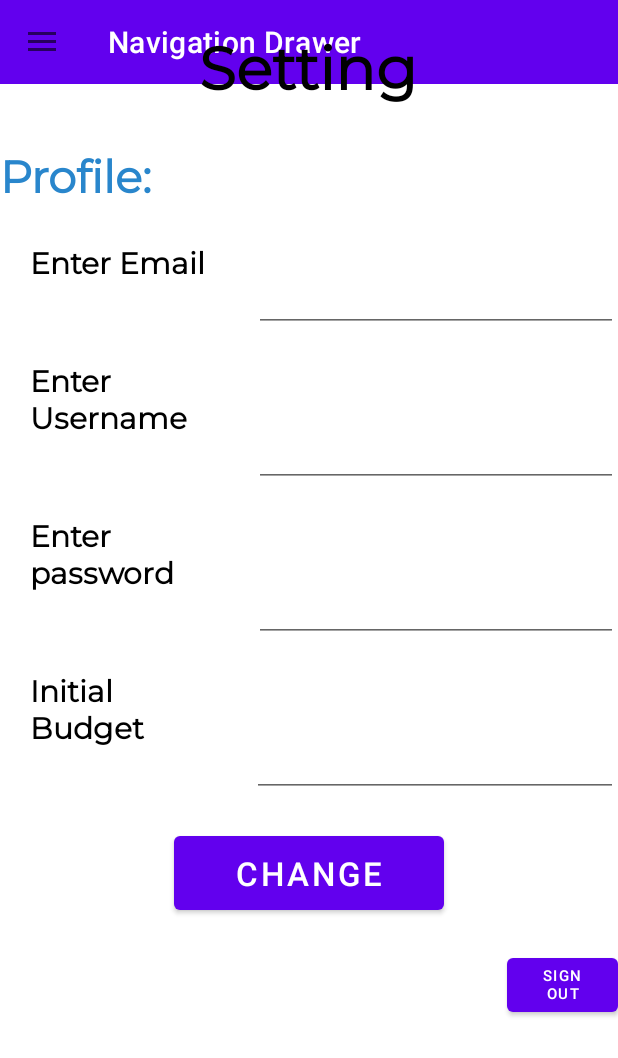
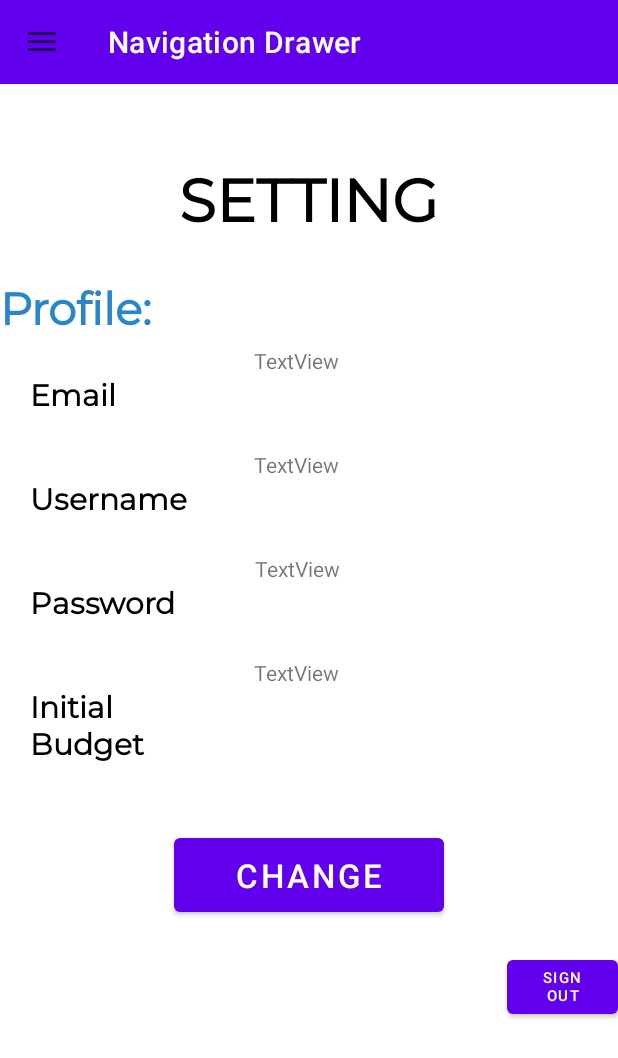
Before and after one commit to Yuhao-1999/Investment-Management, an Android app: the fragment SettingsFragment placed in its activity, on a phone screen of 412 x 824 dp. Shown: the top 1058 px of the screen. Run offline under Robolectric (Android 15) with nearby library versions, the phone set to English and light mode, and no system bars.

Commit message:
NavDrawer fix

```diff
--- a/app/src/main/java/com/example/investmentmanagement/DAO/UserDAO.java
+++ b/app/src/main/java/com/example/investmentmanagement/DAO/UserDAO.java
@@ -35,7 +35,7 @@ public class UserDAO {
 
                 @Override
                 public void onCancelled(@NonNull DatabaseError error) {
-                    Log.w("USER DAO", "Failed to read value.", error.toException());
+                    Log.w("USER DAO", "Failed to read value.");
                 }
             });
     }
--- a/app/src/main/java/com/example/investmentmanagement/Views/MainActivity.java
+++ b/app/src/main/java/com/example/investmentmanagement/Views/MainActivity.java
@@ -44,7 +44,7 @@ public class MainActivity extends AppCompatActivity{
         public void onClick(View v) {
             Intent intent= new Intent(getApplicationContext(), Sign_upActivity.class);
             startActivity(intent);
-
+            finish();
             }
         });
 
--- a/app/src/main/java/com/example/investmentmanagement/Views/MainPage.java
+++ b/app/src/main/java/com/example/investmentmanagement/Views/MainPage.java
@@ -14,7 +14,6 @@ import android.view.MenuItem;
 import com.example.investmentmanagement.GuideFragment;
 import com.example.investmentmanagement.InvestmentFragment;
 import com.example.investmentmanagement.R;
-import com.example.investmentmanagement.SettingsFragment;
 import com.example.investmentmanagement.TransactionsFragment;
 import com.google.android.material.navigation.NavigationView;
 
@@ -39,8 +38,8 @@ public class MainPage extends AppCompatActivity {
         drawerLayout.addDrawerListener(toggle);
         toggle.syncState();
 
-        getSupportFragmentManager().beginTransaction().replace(R.id.container,new InvestmentFragment()).commit();
-        nav.setCheckedItem(R.id.investment_fragment);
+        getSupportFragmentManager().beginTransaction().replace(R.id.container,new TransactionsFragment()).commit();
+        nav.setCheckedItem(R.id.transactions_fragment);
 
         nav.setNavigationItemSelectedListener(new NavigationView.OnNavigationItemSelectedListener() {
             Fragment temp;
--- a/app/src/main/java/com/example/investmentmanagement/Views/Sign_upActivity.java
+++ b/app/src/main/java/com/example/investmentmanagement/Views/Sign_upActivity.java
@@ -51,6 +51,7 @@ public class Sign_upActivity extends AppCompatActivity{
             public void onClick(View v) {
                 Intent intent= new Intent(Sign_upActivity.this, MainActivity.class);
                 startActivity(intent);
+                finish();
 
             }
         });
--- a/app/src/main/res/layout/fragment_investment.xml
+++ b/app/src/main/res/layout/fragment_investment.xml
@@ -4,12 +4,15 @@
     xmlns:app="http://schemas.android.com/apk/res-auto"
     xmlns:tools="http://schemas.android.com/tools"
     android:layout_width="match_parent"
-    android:layout_height="match_parent"
-    android:orientation="vertical">
+    android:layout_height="wrap_content"
+    android:orientation="vertical"
+
+    >
 
     <androidx.recyclerview.widget.RecyclerView
+        android:id="@+id/rv"
         android:layout_width="match_parent"
         android:layout_height="match_parent"
-        android:id="@+id/rv"/>
+        android:layout_marginTop="30dp" />
 
 </LinearLayout>
--- a/app/src/main/res/layout/fragment_settings.xml
+++ b/app/src/main/res/layout/fragment_settings.xml
@@ -1,16 +1,19 @@
 <?xml version="1.0" encoding="utf-8"?>
 <androidx.constraintlayout.widget.ConstraintLayout xmlns:android="http://schemas.android.com/apk/res/android"
+    xmlns:app="http://schemas.android.com/apk/res-auto"
+    xmlns:tools="http://schemas.android.com/tools"
     android:layout_width="match_parent"
-    android:layout_height="match_parent"
-    xmlns:app="http://schemas.android.com/apk/res-auto">
+    android:layout_height="match_parent">
 
 
     <LinearLayout
         android:layout_width="match_parent"
         android:layout_height="match_parent"
         android:layout_gravity="center"
+        android:layout_marginTop="32dp"
         android:orientation="vertical"
-        app:layout_constraintTop_toTopOf="parent">
+        app:layout_constraintTop_toTopOf="parent"
+        tools:layout_editor_absoluteX="27dp">
 
         <TextView
             android:id="@+id/sign_upTitle"
@@ -52,22 +55,19 @@
                 android:layout_margin="20dp"
                 android:layout_weight="1"
                 android:fontFamily="@font/montserrat"
-                android:text="@string/enter_email"
+                android:text="@string/email"
                 android:textColor="@color/black"
                 android:textSize="20sp"
                 android:textStyle="bold">
 
             </TextView>
 
-            <EditText
-                android:id="@+id/editTextTextEmailAddress"
-                android:layout_width="match_parent"
+            <TextView
+                android:id="@+id/email"
+                android:layout_width="327dp"
                 android:layout_height="match_parent"
-                android:layout_weight="2"
-                android:ems="20"
-                android:inputType="textEmailAddress">
-
-            </EditText>
+                android:layout_weight="1"
+                android:text="TextView" />
 
         </LinearLayout>
 
@@ -83,20 +83,19 @@
                 android:layout_gravity="center"
                 android:layout_margin="20dp"
                 android:fontFamily="@font/montserrat"
-                android:text="@string/enter_username"
+                android:text="@string/username"
                 android:textColor="@color/black"
                 android:textSize="20sp"
                 android:textStyle="bold">
 
             </TextView>
 
-            <EditText
-                android:id="@+id/editTextTextPersonName"
-                android:layout_width="wrap_content"
+            <TextView
+                android:id="@+id/username"
+                android:layout_width="match_parent"
                 android:layout_height="match_parent"
-                android:layout_weight="2"
-                android:ems="20"
-                android:inputType="textPersonName" />
+                android:layout_weight="1"
+                android:text="TextView" />
 
         </LinearLayout>
 
@@ -114,20 +113,19 @@
                 android:layout_margin="20dp"
                 android:layout_weight="1"
                 android:fontFamily="@font/montserrat"
-                android:text="@string/enter_password"
+                android:text="@string/password"
                 android:textColor="@color/black"
                 android:textSize="20sp"
                 android:textStyle="bold">
 
             </TextView>
 
-            <EditText
-                android:id="@+id/editTextTextPassword"
-                android:layout_width="match_parent"
+            <TextView
+                android:id="@+id/password"
+                android:layout_width="326dp"
                 android:layout_height="match_parent"
-                android:layout_weight="2"
-                android:ems="10"
-                android:inputType="textPassword" />
+                android:layout_weight="1"
+                android:text="TextView" />
 
         </LinearLayout>
 
@@ -152,13 +150,12 @@
 
             </TextView>
 
-            <EditText
-                android:id="@+id/editTextNumber"
-                android:layout_width="wrap_content"
+            <TextView
+                android:id="@+id/budget"
+                android:layout_width="226dp"
                 android:layout_height="match_parent"
-                android:layout_weight="2"
-                android:ems="10"
-                android:inputType="number" />
+                android:layout_weight="1"
+                android:text="TextView" />
 
         </LinearLayout>
 
@@ -176,8 +173,7 @@
                 android:layout_margin="20dp"
                 android:padding="10dp"
                 android:text="@string/change"
-                android:textSize="22sp">
-            </Button>
+                android:textSize="22sp"></Button>
 
         </LinearLayout>
 
--- a/app/src/main/res/layout/navigation_drawer.xml
+++ b/app/src/main/res/layout/navigation_drawer.xml
@@ -8,23 +8,25 @@
     tools:openDrawer="start"
     tools:context=".Views.MainActivity">
 
-    <RelativeLayout
+    <LinearLayout
         android:layout_width="wrap_content"
-        android:layout_height="wrap_content">
+        android:layout_height="wrap_content"
+        android:orientation="vertical">
 
     <androidx.appcompat.widget.Toolbar
         android:layout_width="match_parent"
-        android:layout_height="wrap_content"
+        android:layout_height="?attr/actionBarSize"
         android:id="@+id/toolbar"
         app:title="Navigation Drawer"
         android:background="@color/purple_500"
         app:titleTextColor="@color/white">
     </androidx.appcompat.widget.Toolbar>
-<FrameLayout
-    android:layout_width="match_parent"
-    android:layout_height="match_parent"
-    android:id="@+id/container"/>
-    </RelativeLayout>
+
+        <FrameLayout
+            android:id="@+id/container"
+            android:layout_width="match_parent"
+            android:layout_height="match_parent" />
+    </LinearLayout>
 
     <com.google.android.material.navigation.NavigationView
         android:layout_width="wrap_content"
--- a/app/src/main/res/values/strings.xml
+++ b/app/src/main/res/values/strings.xml
@@ -3,6 +3,7 @@
     <string name="password">Password</string>
     <string name="enter_password">Enter password</string>
     <string name="email">Email</string>
+    <string name="username">Username</string>
     <string name="enter_email">Enter Email</string>
     <string name="enter_username">Enter Username</string>
     <string name="initial_budget">Initial Budget</string>
@@ -10,7 +11,7 @@
     <string name="log_in">Log In</string>
     <string name="hyperlink_to_create">Create account</string>
     <string name="sign_upTitle">Sign Up</string>
-    <string name="settingTitle">Setting</string>
+    <string name="settingTitle">SETTING</string>
     <string name="guide">GUIDE</string>
     <string name="title">Title</string>
     <string name="textview">TextView</string>
```
